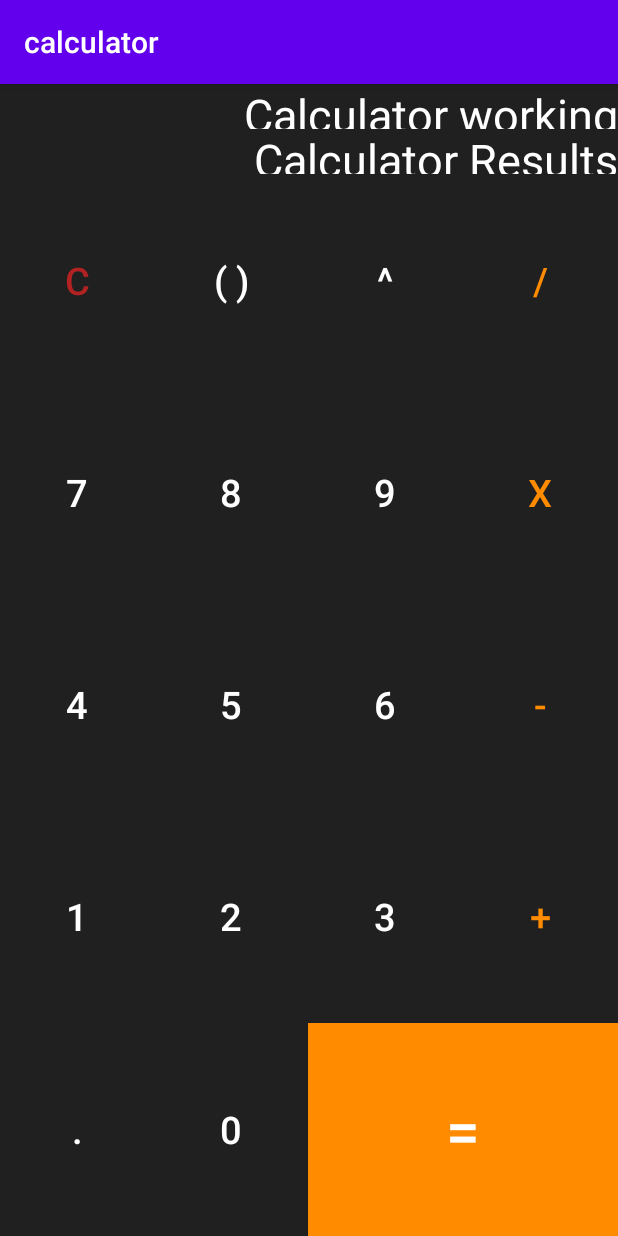
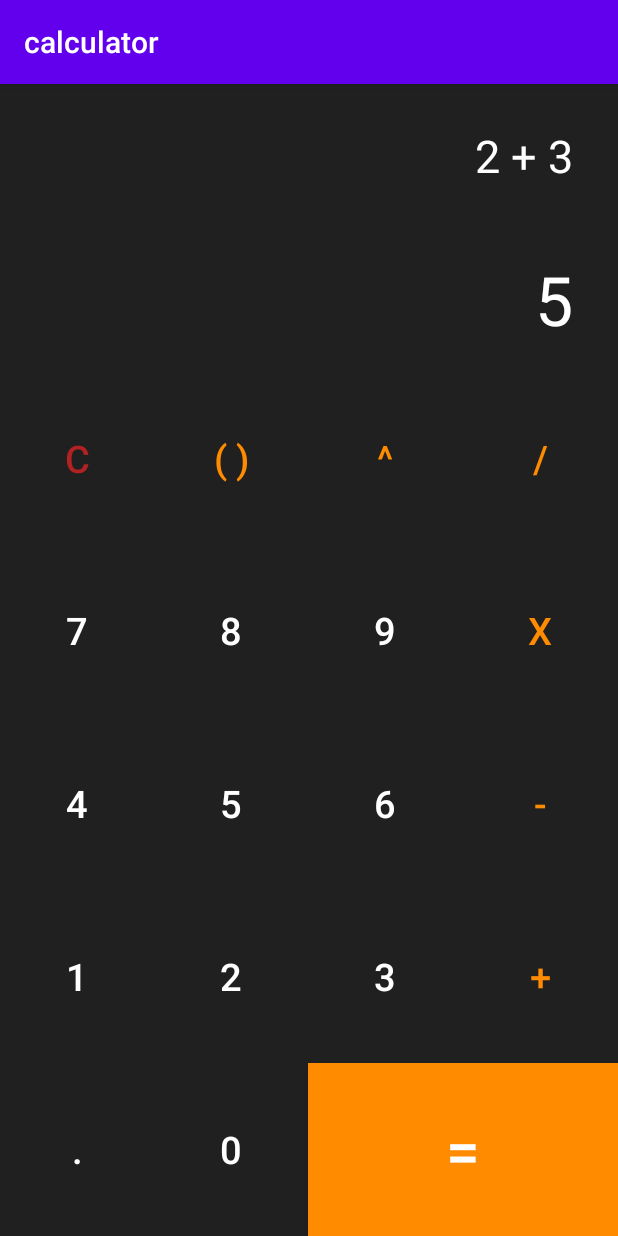
Before and after one commit to kate777332/calculator2, an Android app: the screen it shows after launch (MainActivity), on a phone screen of 412 x 824 dp. Run offline under Robolectric (Android 15) with nearby library versions, the phone set to English and light mode, and no system bars.

```diff
--- a/app/build.gradle
+++ b/app/build.gradle
@@ -28,6 +28,7 @@ dependencies {
 
     implementation 'androidx.appcompat:appcompat:1.2.0'
     implementation 'androidx.constraintlayout:constraintlayout:2.0.4'
+    implementation 'io.apisense:rhino-android:1.0'
     testImplementation 'junit:junit:4.12'
     androidTestImplementation 'androidx.test.ext:junit:1.1.2'
     androidTestImplementation 'androidx.test.espresso:espresso-core:3.3.0'
--- a/app/src/main/res/layout/activity_main.xml
+++ b/app/src/main/res/layout/activity_main.xml
@@ -10,29 +10,35 @@
 
     <LinearLayout
         android:layout_width="match_parent"
-        android:layout_height="0dp"
-        android:orientation="vertical"
-        android:layout_weight="3">
+        android:layout_height="143dp"
+        android:layout_weight="3"
+        android:orientation="vertical">
 
         <TextView
+            android:id="@+id/workingsTextView"
             android:layout_width="wrap_content"
             android:layout_height="0dp"
+            android:layout_gravity="end"
             android:layout_weight="1"
             android:gravity="center_vertical"
+            android:paddingRight="30dp"
+            android:text="2 + 3"
+            android:textAlignment="textEnd"
             android:textColor="@color/white"
-            android:text="Calculator working"
-            android:layout_gravity="end"
             android:textSize="30sp" />
 
         <TextView
+            android:id="@+id/resultTextView"
             android:layout_width="wrap_content"
             android:layout_height="0dp"
+            android:layout_gravity="end"
             android:layout_weight="1"
             android:gravity="center_vertical"
+            android:paddingRight="30dp"
+            android:text="5"
+            android:textAlignment="textEnd"
             android:textColor="@color/white"
-            android:text="Calculator Results"
-            android:layout_gravity="end"
-            android:textSize="30sp" />
+            android:textSize="45sp" />
 
 
     </LinearLayout>
@@ -54,7 +60,9 @@
                 android:textSize="@dimen/calcButtonTextSize"
                 android:background="@null"
                 android:textColor="@color/red"
-                android:text="C"/>
+                android:onClick="clearOnClick"
+                android:text="C"
+                tools:ignore="OnClick" />
 
             <Button
                 android:layout_width="0dp"
@@ -62,7 +70,8 @@
                 android:layout_weight="1"
                 android:textSize="@dimen/calcButtonTextSize"
                 android:background="@null"
-                android:textColor="@color/white"
+                android:textColor="@color/orange"
+                android:onClick="bracketsOnClick"
                 android:text="( )"/>
 
             <Button
@@ -71,7 +80,8 @@
                 android:layout_weight="1"
                 android:textSize="@dimen/calcButtonTextSize"
                 android:background="@null"
-                android:textColor="@color/white"
+                android:textColor="@color/orange"
+                android:onClick="exponentOnClick"
                 android:text="^"/>
 
             <Button
@@ -81,6 +91,7 @@
                 android:textSize="@dimen/calcButtonTextSize"
                 android:background="@null"
                 android:textColor="@color/orange"
+                android:onClick="divideOnClick"
                 android:text="/"/>
 
         </LinearLayout>
@@ -104,6 +115,7 @@
                 android:textSize="@dimen/calcButtonTextSize"
                 android:background="@null"
                 android:textColor="@color/white"
+                android:onClick="sevenOnClick"
                 android:text="7"/>
 
             <Button
@@ -113,6 +125,7 @@
                 android:textSize="@dimen/calcButtonTextSize"
                 android:background="@null"
                 android:textColor="@color/white"
+                android:onClick="eightOnClick"
                 android:text="8"/>
 
             <Button
@@ -122,6 +135,7 @@
                 android:textSize="@dimen/calcButtonTextSize"
                 android:background="@null"
                 android:textColor="@color/white"
+                android:onClick="nineOnClick"
                 android:text="9"/>
 
             <Button
@@ -131,6 +145,7 @@
                 android:textSize="@dimen/calcButtonTextSize"
                 android:background="@null"
                 android:textColor="@color/orange"
+                android:onClick="multiplyOnClick"
                 android:text="X"/>
 
         </LinearLayout>
@@ -155,6 +170,7 @@
                 android:textSize="@dimen/calcButtonTextSize"
                 android:background="@null"
                 android:textColor="@color/white"
+                android:onClick="fourOnClick"
                 android:text="4"/>
 
             <Button
@@ -164,6 +180,7 @@
                 android:textSize="@dimen/calcButtonTextSize"
                 android:background="@null"
                 android:textColor="@color/white"
+                android:onClick="fiveOnClick"
                 android:text="5"/>
 
             <Button
@@ -173,6 +190,7 @@
                 android:textSize="@dimen/calcButtonTextSize"
                 android:background="@null"
                 android:textColor="@color/white"
+                android:onClick="sixOnClick"
                 android:text="6"/>
 
             <Button
@@ -182,6 +200,7 @@
                 android:textSize="@dimen/calcButtonTextSize"
                 android:background="@null"
                 android:textColor="@color/orange"
+                android:onClick="subtractOnClick"
                 android:text="-"/>
 
         </LinearLayout>
@@ -206,7 +225,9 @@
                 android:textSize="@dimen/calcButtonTextSize"
                 android:background="@null"
                 android:textColor="@color/white"
-                android:text="1"/>
+                android:onClick="oneOnClick"
+                android:text="1"
+                tools:ignore="OnClick" />
 
             <Button
                 android:layout_width="0dp"
@@ -215,6 +236,7 @@
                 android:textSize="@dimen/calcButtonTextSize"
                 android:background="@null"
                 android:textColor="@color/white"
+                android:onClick="twoOnClick"
                 android:text="2"/>
 
             <Button
@@ -224,6 +246,7 @@
                 android:textSize="@dimen/calcButtonTextSize"
                 android:background="@null"
                 android:textColor="@color/white"
+                android:onClick="threeOnClick"
                 android:text="3"/>
 
             <Button
@@ -233,6 +256,7 @@
                 android:textSize="@dimen/calcButtonTextSize"
                 android:background="@null"
                 android:textColor="@color/orange"
+                android:onClick="addOnClick"
                 android:text="+"/>
 
         </LinearLayout>
@@ -256,6 +280,7 @@
                 android:textSize="@dimen/calcButtonTextSize"
                 android:background="@null"
                 android:textColor="@color/white"
+                android:onClick="pointOnClick"
                 android:text="."/>
 
             <Button
@@ -265,6 +290,7 @@
                 android:textSize="@dimen/calcButtonTextSize"
                 android:background="@null"
                 android:textColor="@color/white"
+                android:onClick="zeroOnClick"
                 android:text="0"/>
 
 
@@ -276,6 +302,7 @@
                 android:textSize="40sp"
                 android:background="@color/orange"
                 android:textColor="@color/white"
+                android:onClick="equalOnClick"
                 android:text="="/>
 
         </LinearLayout>
```
Also changed, not shown: app/src/main/java/com/example/calculator/MainActivity.java (+118 -0 lines).
